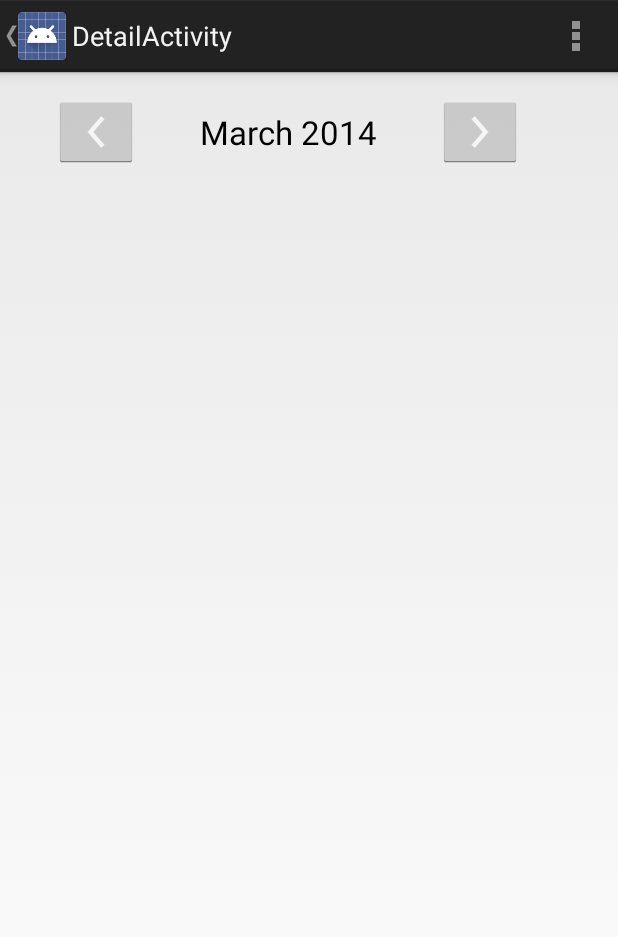
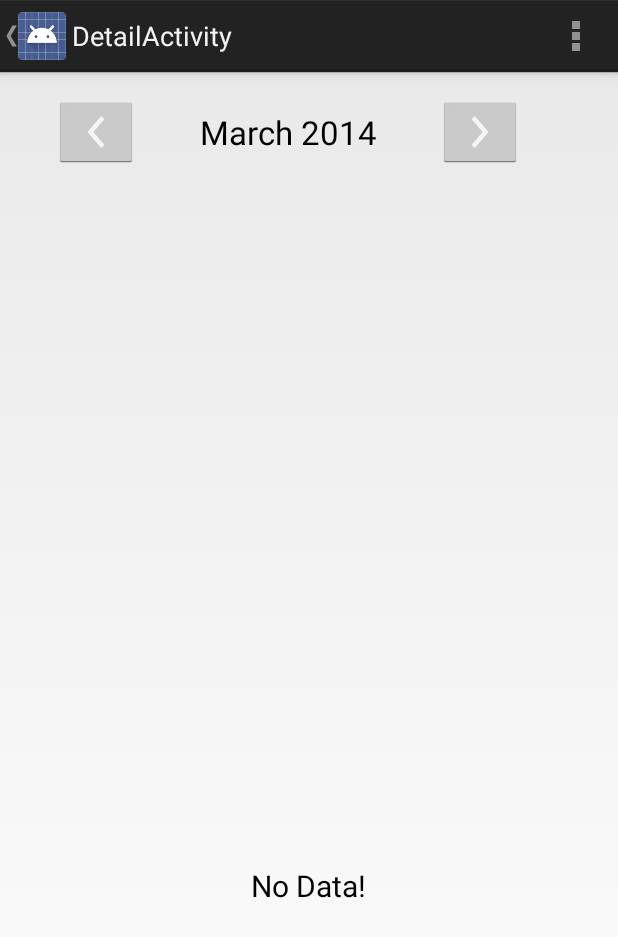
Before and after one commit to wmolyneux/StudentBudgetAppCS394, an Android app: the fragment ReportFragment placed in its activity, on a phone screen of 412 x 824 dp. Shown: the top 937 px of the screen. Run offline under Robolectric (Android 15) with nearby library versions, the phone set to English and light mode, and no system bars; libraries missing offline, so code that uses them is left out: org.achartengine, org.achartengine.model, org.achartengine.renderer; 44 statements that could not run were skipped.

Commit message:
- Reports show "No data' message when there is no transactions for that month

```diff
--- a/StudentBudgetApplication/src/main/java/uk/ac/aber/dcs/wim2/studentbudgetapplication/fragments/ReportFragment.java
+++ b/StudentBudgetApplication/src/main/java/uk/ac/aber/dcs/wim2/studentbudgetapplication/fragments/ReportFragment.java
@@ -153,6 +153,13 @@ public class ReportFragment extends Fragment implements View.OnClickListener {
 
         }
 
+        if(itemNames.size()==0){
+            TextView legendItem = (TextView)view.findViewById(legends[0]);
+            legendItem.setText(R.string.report_no_data);
+            legendItem.setTextColor(Color.BLACK);
+            legendItem.setTextSize(20);
+        }
+
         if(mChartView != null){
             mChartView.repaint();
         }super.onResume();
--- a/StudentBudgetApplication/src/main/res/values/strings.xml
+++ b/StudentBudgetApplication/src/main/res/values/strings.xml
@@ -146,6 +146,8 @@
     <string name="widget_text">Weekly Balance:</string>
     <string name="submit_button">Submit</string>
     <string name="title_activity_pin">PinActivity</string>
+    <string name="report_no_data">No Data!</string>
     <string name="hello_world">Hello world!</string>
 
+
 </resources>
```
Also changed, not shown: 4 other files.
